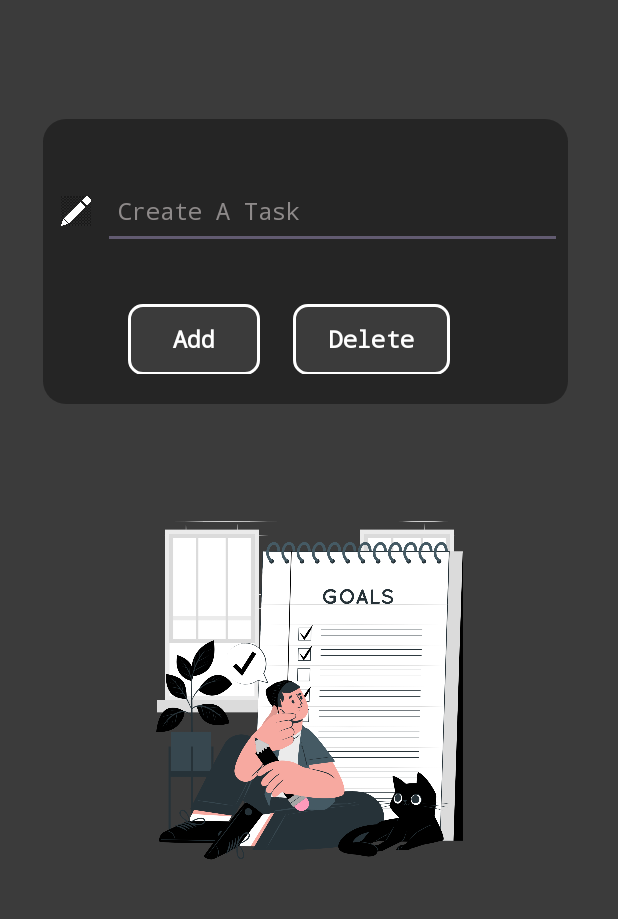
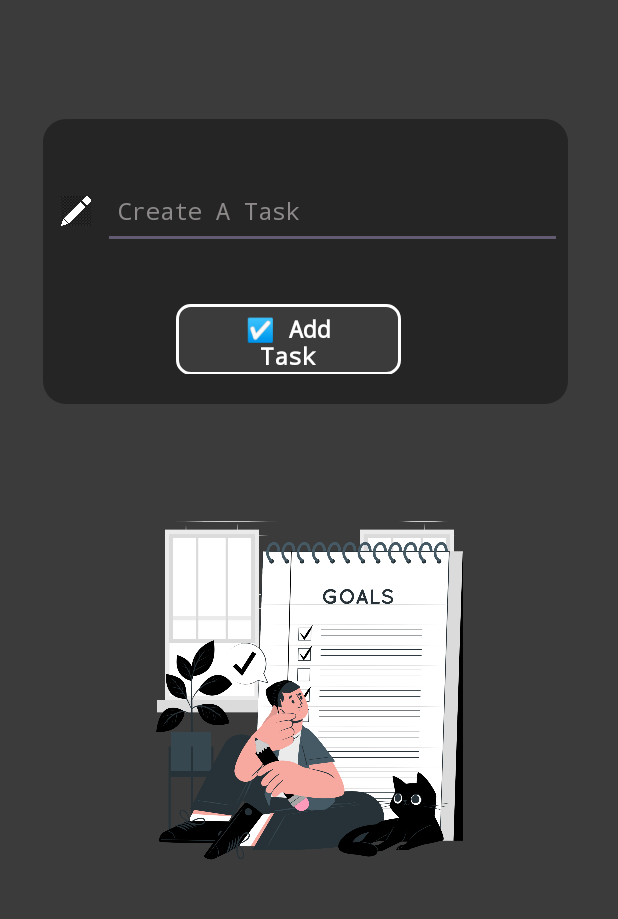
Before and after one commit to edadrsn/tasky, an Android app: the CreateTaskActivity screen opened directly, with no data from a screen before it, on a phone screen of 412 x 824 dp, the part 157-1076 px from its top. Run offline under Robolectric (Android 15) with nearby library versions, the phone set to English and light mode, and no system bars.

Commit message:
activity_create_task.xml updated

```diff
--- a/app/src/main/res/layout/activity_create_task.xml
+++ b/app/src/main/res/layout/activity_create_task.xml
@@ -90,7 +90,7 @@
                 android:ems="17"
                 android:fontFamily="monospace"
                 android:hint="Create A Task"
-                android:inputType="numberPassword"
+                android:inputType="text"
                 android:paddingStart="10dp"
                 android:textColor="#FFFFFF"
                 android:textColorHint="#8E8A8A"
@@ -107,34 +107,14 @@
 
             <Button
                 android:id="@+id/btnAdd"
-                android:layout_width="wrap_content"
+                android:layout_width="150dp"
                 android:layout_height="55dp"
                 android:layout_marginRight="22dp"
                 android:backgroundTint="#3B3B3B"
                 android:elevation="30dp"
                 android:fontFamily="monospace"
-                android:onClick="add"
-                android:text="Add"
-                android:textColor="#FFFFFF"
-                android:textSize="15sp"
-                android:textStyle="bold"
-                app:cornerRadius="10dp"
-                app:strokeColor="#FFFFFF"
-                app:strokeWidth="2dp"
-                tools:ignore="OnClick"
-                tools:layout_editor_absoluteX="41dp"
-                tools:layout_editor_absoluteY="600dp" />
-
-            <Button
-                android:id="@+id/btnDelete"
-                android:layout_width="wrap_content"
-                android:layout_height="55dp"
-                android:layout_marginRight="22dp"
-                android:backgroundTint="#3B3B3B"
-                android:elevation="30dp"
-                android:fontFamily="monospace"
-                android:onClick="delete"
-                android:text="Delete"
+                android:onClick="addTask"
+                android:text="️☑️ Add Task"
                 android:textColor="#FFFFFF"
                 android:textSize="15sp"
                 android:textStyle="bold"
```
